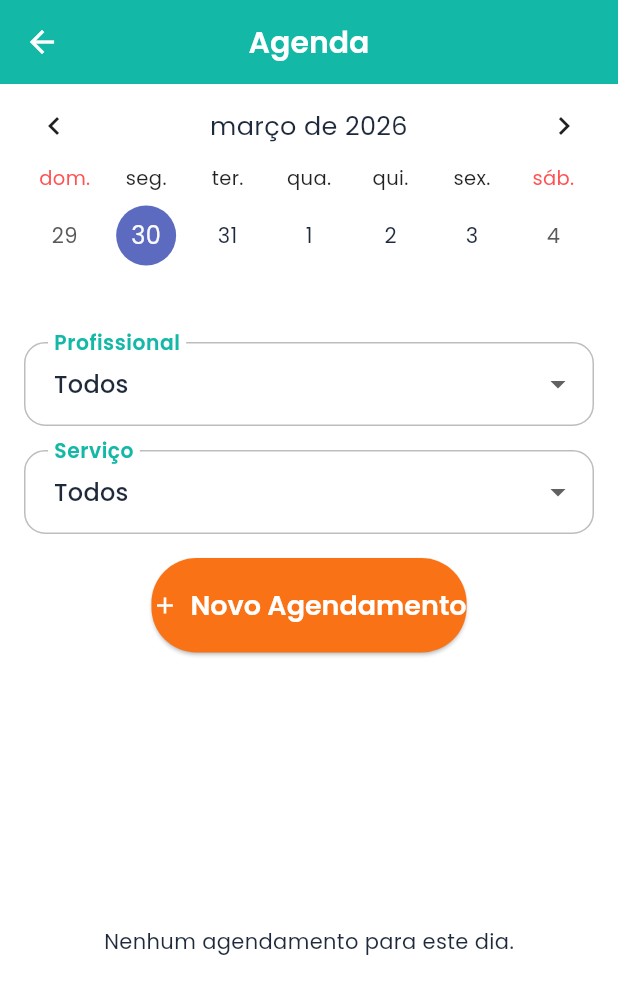
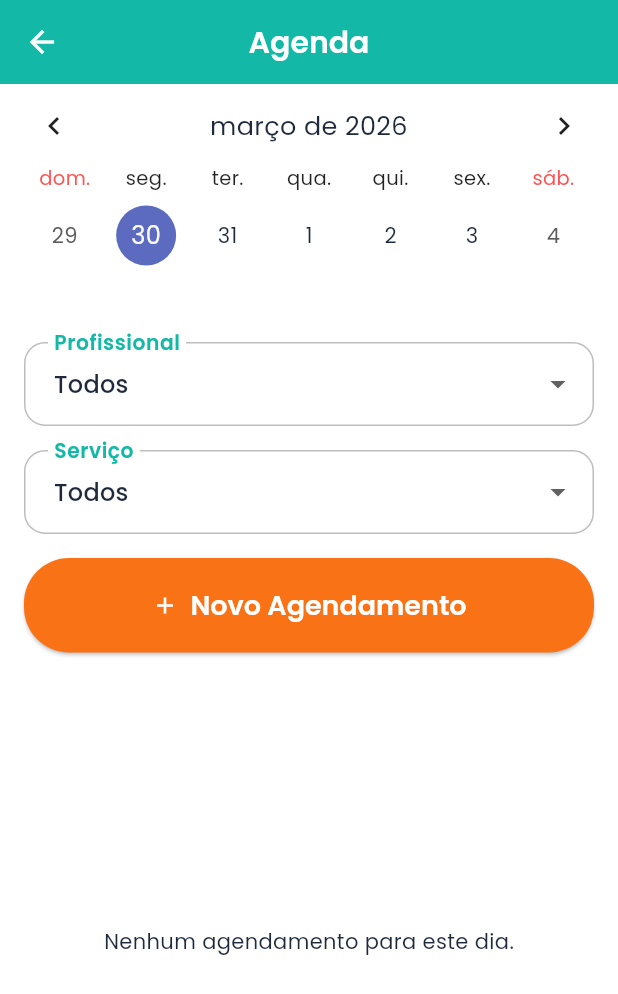
Before and after one commit to ricardocarvalho-dev/app_salao_pro, a Flutter app: the AgendaPage screen opened directly with empty values, on a phone screen of 412 x 824 dp. Shown: the top 994 px of the screen. Run offline on Flutter 3.47's test engine with Material 3 defaults, Android fonts, the phone set to English and light mode, and no system bars; drawn by our look-alikes of table_calendar; our stand-ins replace app_links, firebase_core, firebase_messaging, flutter_dotenv, flutter_multi_formatter, flutter_riverpod and 9 more; missing offline and left inert: fast_contacts; accounts and stored records are empty; statements that could not run were skipped.

Commit message:
style: padroniza tamanho e cor do botao novo agendamento

```diff
--- a/lib/pages/agenda_page.dart
+++ b/lib/pages/agenda_page.dart
@@ -195,7 +195,9 @@ class _AgendaPageState extends ConsumerState<AgendaPage> {
           },
         ),
         const SizedBox(height: 16),
-        ElevatedButton.icon(
+        SizedBox(
+          width: double.infinity, // <--- Isso resolve o tamanho
+          child: ElevatedButton.icon(
           icon: const Icon(Icons.add),
           label: const Text('Novo Agendamento'),
           onPressed: () async {
@@ -227,6 +229,7 @@ class _AgendaPageState extends ConsumerState<AgendaPage> {
               await carregarAgendamentos();
             }
           },
+          ),
         ),
       ],
     );
```
